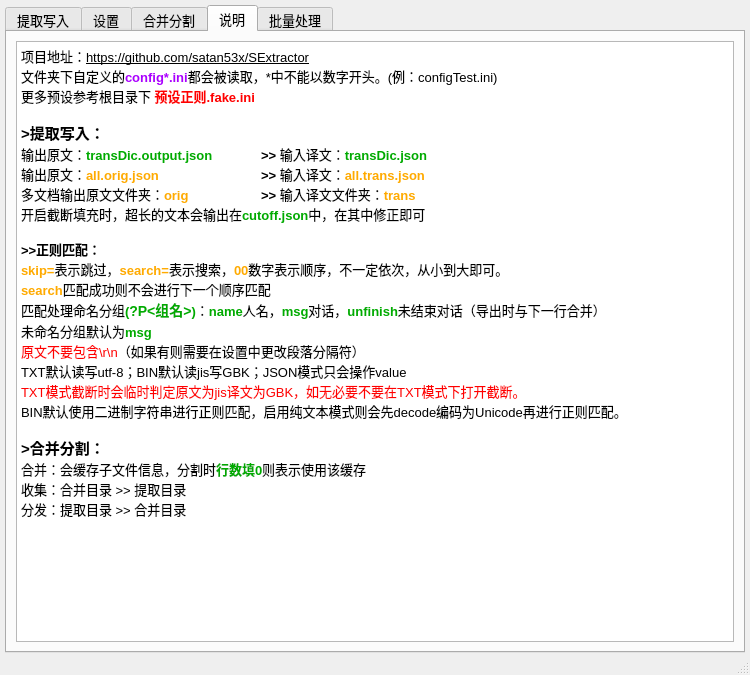
First picture: the form in main/ui_mainWindow.ui, repository satan53x/SExtractor, before the edit.
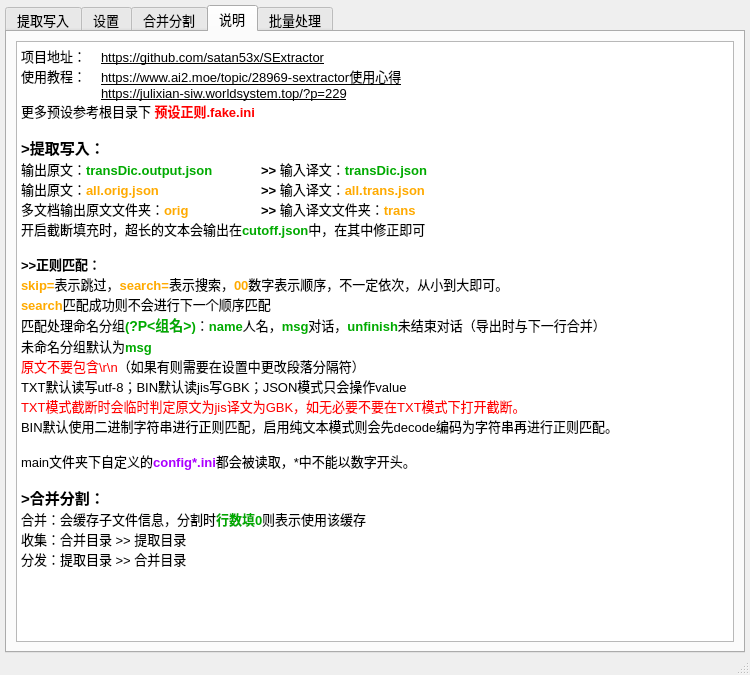
Second picture: the form after the edit. The open tabs and pages were chosen to show the change.

Commit message: 添加教程链接

The edit to the form file:
```diff
--- a/main/ui_mainWindow.ui
+++ b/main/ui_mainWindow.ui
@@ -1620,8 +1620,9 @@
 &lt;html&gt;&lt;head&gt;&lt;meta name=&quot;qrichtext&quot; content=&quot;1&quot; /&gt;&lt;style type=&quot;text/css&quot;&gt;
 p, li { white-space: pre-wrap; }
 &lt;/style&gt;&lt;/head&gt;&lt;body style=&quot; font-family:'Microsoft YaHei UI'; font-size:10pt; font-weight:400; font-style:normal;&quot;&gt;
-&lt;p style=&quot; margin-top:0px; margin-bottom:0px; margin-left:0px; margin-right:0px; -qt-block-indent:0; text-indent:0px;&quot;&gt;项目地址：&lt;span style=&quot; text-decoration: underline;&quot;&gt;https://github.com/satan53x/SExtractor&lt;/span&gt;&lt;/p&gt;
-&lt;p style=&quot; margin-top:0px; margin-bottom:0px; margin-left:0px; margin-right:0px; -qt-block-indent:0; text-indent:0px;&quot;&gt;文件夹下自定义的&lt;span style=&quot; font-weight:600; color:#aa00ff;&quot;&gt;config*.ini&lt;/span&gt;都会被读取，*中不能以数字开头。(例：configTest.ini)&lt;/p&gt;
+&lt;p style=&quot; margin-top:0px; margin-bottom:0px; margin-left:0px; margin-right:0px; -qt-block-indent:0; text-indent:0px;&quot;&gt;项目地址：	&lt;span style=&quot; text-decoration: underline;&quot;&gt;https://github.com/satan53x/SExtractor&lt;/span&gt;&lt;/p&gt;
+&lt;p style=&quot; margin-top:0px; margin-bottom:0px; margin-left:0px; margin-right:0px; -qt-block-indent:0; text-indent:0px;&quot;&gt;使用教程： 	&lt;span style=&quot; text-decoration: underline;&quot;&gt;https://www.ai2.moe/topic/28969-sextractor使用心得&lt;/span&gt;&lt;/p&gt;
+&lt;p style=&quot; margin-top:0px; margin-bottom:0px; margin-left:0px; margin-right:0px; -qt-block-indent:0; text-indent:0px;&quot;&gt;	&lt;span style=&quot; text-decoration: underline;&quot;&gt;https://julixian-siw.worldsystem.top/?p=229&lt;/span&gt;&lt;/p&gt;
 &lt;p style=&quot; margin-top:0px; margin-bottom:0px; margin-left:0px; margin-right:0px; -qt-block-indent:0; text-indent:0px;&quot;&gt;更多预设参考根目录下 &lt;span style=&quot; font-weight:600; color:#ff0000;&quot;&gt;预设正则.fake.ini&lt;/span&gt;&lt;/p&gt;
 &lt;p style=&quot;-qt-paragraph-type:empty; margin-top:0px; margin-bottom:0px; margin-left:0px; margin-right:0px; -qt-block-indent:0; text-indent:0px;&quot;&gt;&lt;br /&gt;&lt;/p&gt;
 &lt;p style=&quot; margin-top:0px; margin-bottom:0px; margin-left:0px; margin-right:0px; -qt-block-indent:0; text-indent:0px;&quot;&gt;&lt;span style=&quot; font-size:11pt; font-weight:600;&quot;&gt;&amp;gt;提取写入：&lt;/span&gt;&lt;/p&gt;
@@ -1638,8 +1639,10 @@
 &lt;p style=&quot; margin-top:0px; margin-bottom:0px; margin-left:0px; margin-right:0px; -qt-block-indent:0; text-indent:0px;&quot;&gt;&lt;span style=&quot; color:#ff0000;&quot;&gt;原文不要包含\r\n&lt;/span&gt;&lt;span style=&quot; color:#000000;&quot;&gt;（如果有则需要在设置中更改段落分隔符）&lt;/span&gt;&lt;/p&gt;
 &lt;p style=&quot; margin-top:0px; margin-bottom:0px; margin-left:0px; margin-right:0px; -qt-block-indent:0; text-indent:0px;&quot;&gt;&lt;span style=&quot; color:#000000;&quot;&gt;TXT默认读写utf-8；BIN默认读jis写GBK；JSON模式只会操作value&lt;/span&gt;&lt;/p&gt;
 &lt;p style=&quot; margin-top:0px; margin-bottom:0px; margin-left:0px; margin-right:0px; -qt-block-indent:0; text-indent:0px;&quot;&gt;&lt;span style=&quot; color:#ff0000;&quot;&gt;TXT模式截断时会临时判定原文为jis译文为GBK，如无必要不要在TXT模式下打开截断。&lt;/span&gt;&lt;/p&gt;
-&lt;p style=&quot; margin-top:0px; margin-bottom:0px; margin-left:0px; margin-right:0px; -qt-block-indent:0; text-indent:0px;&quot;&gt;&lt;span style=&quot; color:#000000;&quot;&gt;BIN默认使用二进制字符串进行正则匹配，启用纯文本模式则会先decode编码为Unicode再进行正则匹配。&lt;/span&gt;&lt;/p&gt;
+&lt;p style=&quot; margin-top:0px; margin-bottom:0px; margin-left:0px; margin-right:0px; -qt-block-indent:0; text-indent:0px;&quot;&gt;&lt;span style=&quot; color:#000000;&quot;&gt;BIN默认使用二进制字符串进行正则匹配，启用纯文本模式则会先decode编码为字符串再进行正则匹配。&lt;/span&gt;&lt;/p&gt;
 &lt;p style=&quot;-qt-paragraph-type:empty; margin-top:0px; margin-bottom:0px; margin-left:0px; margin-right:0px; -qt-block-indent:0; text-indent:0px; color:#000000;&quot;&gt;&lt;br /&gt;&lt;/p&gt;
+&lt;p style=&quot; margin-top:0px; margin-bottom:0px; margin-left:0px; margin-right:0px; -qt-block-indent:0; text-indent:0px;&quot;&gt;main文件夹下自定义的&lt;span style=&quot; font-weight:600; color:#aa00ff;&quot;&gt;config*.ini&lt;/span&gt;都会被读取，*中不能以数字开头。&lt;/p&gt;
+&lt;p style=&quot;-qt-paragraph-type:empty; margin-top:0px; margin-bottom:0px; margin-left:0px; margin-right:0px; -qt-block-indent:0; text-indent:0px;&quot;&gt;&lt;br /&gt;&lt;/p&gt;
 &lt;p style=&quot; margin-top:0px; margin-bottom:0px; margin-left:0px; margin-right:0px; -qt-block-indent:0; text-indent:0px;&quot;&gt;&lt;span style=&quot; font-size:11pt; font-weight:600;&quot;&gt;&amp;gt;合并分割：&lt;/span&gt;&lt;/p&gt;
 &lt;p style=&quot; margin-top:0px; margin-bottom:0px; margin-left:0px; margin-right:0px; -qt-block-indent:0; text-indent:0px;&quot;&gt;合并：会缓存子文件信息，分割时&lt;span style=&quot; font-weight:600; color:#00aa00;&quot;&gt;行数填0&lt;/span&gt;则表示使用该缓存&lt;/p&gt;
 &lt;p style=&quot; margin-top:0px; margin-bottom:0px; margin-left:0px; margin-right:0px; -qt-block-indent:0; text-indent:0px;&quot;&gt;收集：合并目录 &amp;gt;&amp;gt; 提取目录&lt;/p&gt;
```
Left out of the diff: 2 changed lines with no effect on the pictures. The commit also changes 2 other files.
